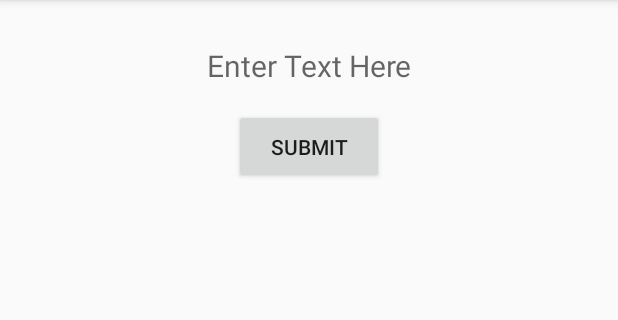
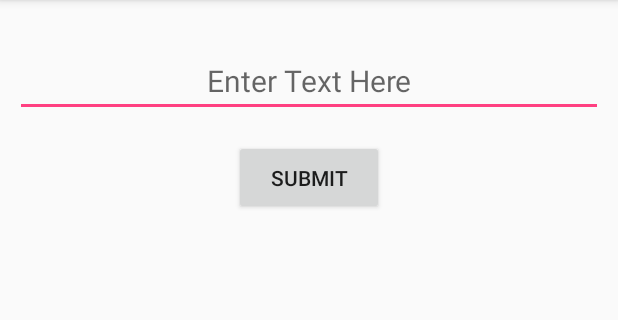
Before and after one commit to Alequin/word_count_homework, an Android app: the screen it shows after launch (MainActivity), on a phone screen of 412 x 824 dp, the part 84-404 px from its top. Run offline under Robolectric (Android 15) with nearby library versions, the phone set to English and light mode, and no system bars.

Commit message:
Made listener in main activity to recive button clicks and print out word count

```diff
--- a/TextCounter/app/src/main/java/com/example/james/textcounter/MainActivity.java
+++ b/TextCounter/app/src/main/java/com/example/james/textcounter/MainActivity.java
@@ -2,6 +2,10 @@ package com.example.james.textcounter;
 
 import android.support.v7.app.AppCompatActivity;
 import android.os.Bundle;
+import android.view.View;
+import android.widget.Button;
+import android.widget.EditText;
+import android.widget.TextView;
 
 public class MainActivity extends AppCompatActivity {
 
@@ -9,5 +13,18 @@ public class MainActivity extends AppCompatActivity {
     protected void onCreate(Bundle savedInstanceState) {
         super.onCreate(savedInstanceState);
         setContentView(R.layout.activity_main);
+
+        final EditText enterTest = (EditText) findViewById(R.id.enter_text_view_main_activity);
+        Button submitButton = (Button) findViewById(R.id.submit_button_main_activity);
+        final TextView outputView = (TextView) findViewById(R.id.output_view_main_activity);
+
+        submitButton.setOnClickListener(new View.OnClickListener() {
+            @Override
+            public void onClick(View v) {
+                String text = enterTest.getText().toString();
+                int wordCount = WordCounter.count(text);
+                outputView.setText(Integer.toString(wordCount));
+            }
+        });
     }
 }
--- a/TextCounter/app/src/main/res/layout/activity_main.xml
+++ b/TextCounter/app/src/main/res/layout/activity_main.xml
@@ -6,7 +6,7 @@
     android:layout_height="match_parent"
     tools:context="com.example.james.textcounter.MainActivity">
 
-    <TextView
+    <EditText
         android:id="@+id/enter_text_view_main_activity"
         android:layout_width="0dp"
         android:layout_height="wrap_content"
@@ -31,6 +31,7 @@
         android:text="@string/submit_button"/>
 
     <TextView
+        android:id="@+id/output_view_main_activity"
         android:layout_width="300dp"
         android:layout_height="wrap_content"
         android:gravity="center"
```
